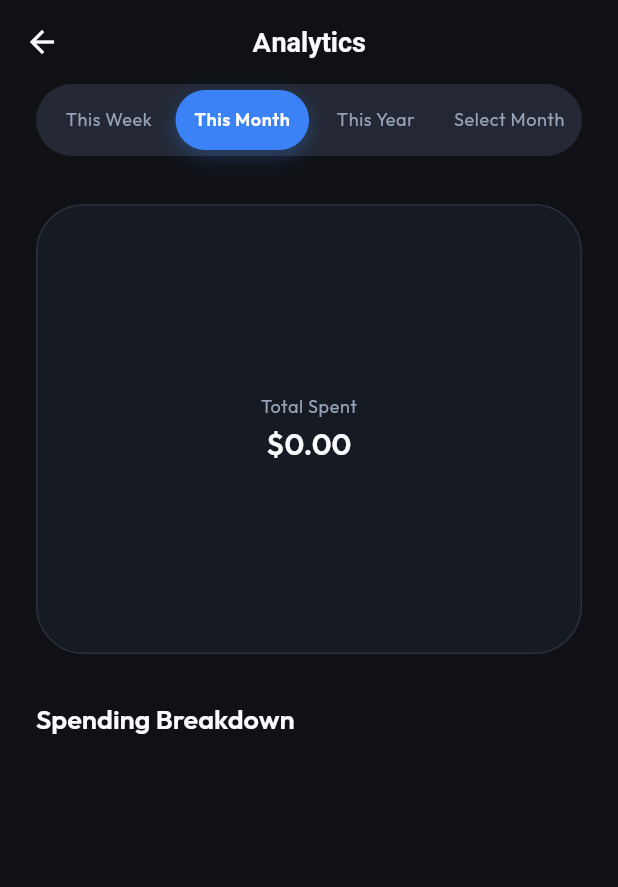
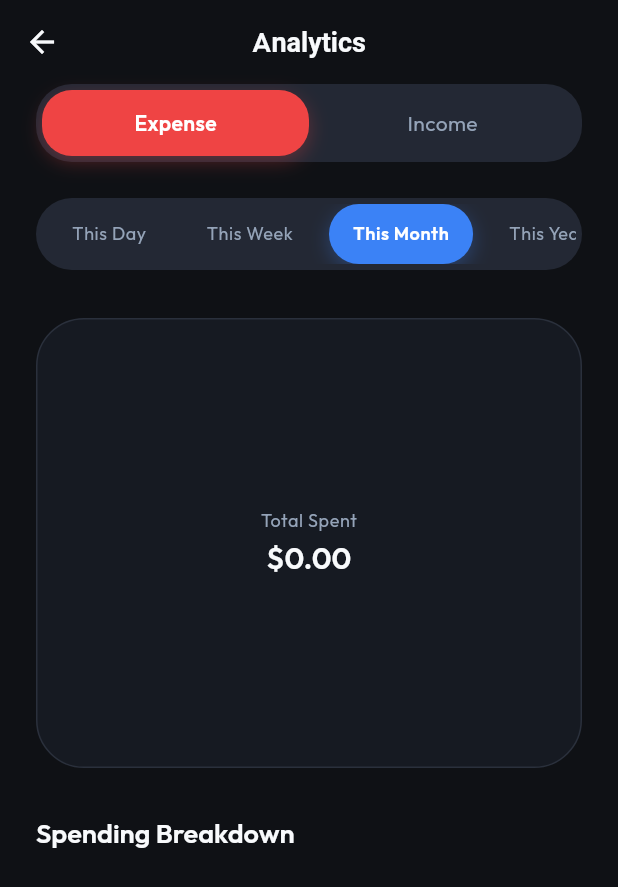
Before and after one commit to l0lll000l/money_manager, a Flutter app: the AnalyticsScreen screen opened directly, on a phone screen of 412 x 824 dp. Shown: the top 887 px of the screen. Run offline on Flutter 3.47's test engine with Material 3 defaults, Android fonts, the phone set to English and light mode, and no system bars; drawn by our look-alikes of fl_chart; our stand-ins replace get, get_storage, google_fonts, lucide_icons, shared_preferences; accounts and stored records are empty.

Commit message:
15 analytics income analysis added

```diff
--- a/lib/presentation/screens/analytics/analytics_controller.dart
+++ b/lib/presentation/screens/analytics/analytics_controller.dart
@@ -3,13 +3,20 @@ import '../../../core/services/database_service.dart';
 
 class AnalyticsController extends GetxController {
   final dbService = Get.find<DatabaseService>();
+  final transactionType = 'Expense'.obs;
   final currentPeriod = 'This Month'.obs;
 
-  final periods = ['This Week', 'This Month', 'This Year', 'Select Month'].obs;
+  final periods = [
+    'This Day',
+    'This Week',
+    'This Month',
+    'This Year',
+    'Select Month',
+  ].obs;
   DateTime? customMonthDate;
 
-  final expenseByCategory = <Map<String, dynamic>>[].obs;
-  final totalExpense = 0.0.obs;
+  final analyticsByCategory = <Map<String, dynamic>>[].obs;
+  final totalAmount = 0.0.obs;
 
   final List<String> _colors = [
     '#3B82F6', // Blue
@@ -30,8 +37,8 @@ class AnalyticsController extends GetxController {
 
   void setPeriod(String period) {
     currentPeriod.value = period;
-    if (period != periods[3]) {
-      periods[3] = 'Select Month';
+    if (period != periods[4]) {
+      periods[4] = 'Select Month';
       customMonthDate = null;
     }
     loadData();
@@ -41,7 +48,7 @@ class AnalyticsController extends GetxController {
     customMonthDate = date;
     // We import intl below if not already imported
     final monthStr = _formatMonth(date);
-    periods[3] = monthStr;
+    periods[4] = monthStr;
     currentPeriod.value = monthStr;
     loadData();
   }
@@ -70,9 +77,14 @@ class AnalyticsController extends GetxController {
 
     // Filter transactions by period
     final filteredTransactions = transactions.where((tx) {
-      if (tx.amount >= 0) return false; // Only expenses
+      if (transactionType.value == 'Expense' && tx.amount >= 0) return false;
+      if (transactionType.value == 'Income' && tx.amount < 0) return false;
 
-      if (currentPeriod.value == 'This Week') {
+      if (currentPeriod.value == 'This Day') {
+        return tx.date.year == now.year &&
+            tx.date.month == now.month &&
+            tx.date.day == now.day;
+      } else if (currentPeriod.value == 'This Week') {
         // Last 7 days including today
         final difference = now.difference(tx.date).inDays;
         return difference >= 0 && difference < 7;
@@ -87,7 +99,7 @@ class AnalyticsController extends GetxController {
       return false;
     }).toList();
 
-    // Calculate total expense
+    // Calculate total amount
     double total = 0.0;
     Map<String, double> categorySums = {};
 
@@ -101,11 +113,11 @@ class AnalyticsController extends GetxController {
       }
     }
 
-    totalExpense.value = total;
+    totalAmount.value = total;
 
     // Create the final list
     if (total == 0) {
-      expenseByCategory.clear();
+      analyticsByCategory.clear();
       return;
     }
 
@@ -127,6 +139,6 @@ class AnalyticsController extends GetxController {
       colorIndex++;
     }
 
-    expenseByCategory.assignAll(result);
+    analyticsByCategory.assignAll(result);
   }
 }
--- a/lib/presentation/screens/analytics/analytics_screen.dart
+++ b/lib/presentation/screens/analytics/analytics_screen.dart
@@ -22,18 +22,84 @@ class AnalyticsScreen extends StatelessWidget {
           child: Column(
             crossAxisAlignment: CrossAxisAlignment.start,
             children: [
+              _buildTypeToggle(controller, context),
+              const SizedBox(height: 24),
               _buildPeriodSelector(controller, context),
               const SizedBox(height: 32),
               _buildChartSection(controller, context, formatter),
               const SizedBox(height: 32),
-              Text(
-                'Spending Breakdown',
+              Obx(() => Text(
+                controller.transactionType.value == 'Expense'
+                    ? 'Spending Breakdown'
+                    : 'Income Breakdown',
                 style: Theme.of(context).textTheme.headlineMedium,
-              ),
+              )),
               const SizedBox(height: 16),
               _buildCategoryList(controller, context, formatter),
             ],
           ),
+        ),
+      ),
+    );
+  }
+
+  Widget _buildTypeToggle(
+    AnalyticsController controller,
+    BuildContext context,
+  ) {
+    return Container(
+      padding: const EdgeInsets.all(4),
+      decoration: BoxDecoration(
+        color: AppTheme.surfaceLight,
+        borderRadius: BorderRadius.circular(24),
+      ),
+      child: Obx(
+        () => Row(
+          children: ['Expense', 'Income'].map((type) {
+            final isSelected = controller.transactionType.value == type;
+            final isExpense = type == 'Expense';
+            return Expanded(
+              child: GestureDetector(
+                onTap: () {
+                  controller.transactionType.value = type;
+                  controller.loadData();
+                },
+                child: AnimatedContainer(
+                  duration: const Duration(milliseconds: 200),
+                  padding: const EdgeInsets.symmetric(vertical: 12),
+                  alignment: Alignment.center,
+                  decoration: BoxDecoration(
+                    color: isSelected
+                        ? (isExpense ? AppTheme.error : AppTheme.success)
+                        : Colors.transparent,
+                    borderRadius: BorderRadius.circular(20),
+                    boxShadow: isSelected
+                        ? [
+                            BoxShadow(
+                              color: (isExpense
+                                      ? AppTheme.error
+                                      : AppTheme.success)
+                                  .withValues(alpha: 0.3),
+                              blurRadius: 10,
+                              offset: const Offset(0, 4),
+                            ),
+                          ]
+                        : null,
+                  ),
+                  child: Text(
+                    type,
+                    style: Theme.of(context).textTheme.bodyMedium?.copyWith(
+                          color: isSelected
+                              ? Colors.white
+                              : AppTheme.textSecondary,
+                          fontWeight:
+                              isSelected ? FontWeight.w600 : FontWeight.normal,
+                        ),
+                  ),
+                ),
+              ),
+            );
+          }).toList(),
         ),
       ),
     );
@@ -49,14 +115,17 @@ class AnalyticsScreen extends StatelessWidget {
         color: AppTheme.surfaceLight,
         borderRadius: BorderRadius.circular(24),
       ),
+      child: SingleChildScrollView(
+        scrollDirection: Axis.horizontal,
         child: Obx(
           () => Row(
             children: controller.periods.map((period) {
               final isSelected = controller.currentPeriod.value == period;
-            return Expanded(
+              return Padding(
+                padding: const EdgeInsets.symmetric(horizontal: 4),
                 child: GestureDetector(
                   onTap: () {
-                  if (period == controller.periods[3]) {
+                    if (period == controller.periods[4]) {
                       _showMonthPicker(context, controller);
                     } else {
                       controller.setPeriod(period);
@@ -64,7 +133,7 @@ class AnalyticsScreen extends StatelessWidget {
                   },
                   child: AnimatedContainer(
                     duration: const Duration(milliseconds: 200),
-                  padding: const EdgeInsets.symmetric(vertical: 12),
+                    padding: const EdgeInsets.symmetric(vertical: 12, horizontal: 16),
                     alignment: Alignment.center,
                     decoration: BoxDecoration(
                       color: isSelected ? AppTheme.primary : Colors.transparent,
@@ -92,6 +161,7 @@ class AnalyticsScreen extends StatelessWidget {
                 ),
               );
             }).toList(),
+          ),
         ),
       ),
     );
@@ -186,7 +256,7 @@ class AnalyticsScreen extends StatelessWidget {
               PieChartData(
                 sectionsSpace: 4,
                 centerSpaceRadius: 80,
-                sections: controller.expenseByCategory.map((data) {
+                sections: controller.analyticsByCategory.map((data) {
                   return PieChartSectionData(
                     color: _getColorForHex(data['color'] as String),
                     value: (data['percentage'] as int).toDouble(),
@@ -200,11 +270,14 @@ class AnalyticsScreen extends StatelessWidget {
           Column(
             mainAxisSize: MainAxisSize.min,
             children: [
-              Text('Total Spent', style: Theme.of(context).textTheme.bodySmall),
+              Obx(() => Text(
+                controller.transactionType.value == 'Expense' ? 'Total Spent' : 'Total Income',
+                style: Theme.of(context).textTheme.bodySmall
+              )),
               const SizedBox(height: 4),
               Obx(
                 () => Text(
-                  formatter.format(controller.totalExpense.value),
+                  formatter.format(controller.totalAmount.value),
                   style: Theme.of(context).textTheme.headlineLarge,
                 ),
               ),
@@ -224,10 +297,10 @@ class AnalyticsScreen extends StatelessWidget {
       () => ListView.separated(
         shrinkWrap: true,
         physics: const NeverScrollableScrollPhysics(),
-        itemCount: controller.expenseByCategory.length,
+        itemCount: controller.analyticsByCategory.length,
         separatorBuilder: (context, index) => const SizedBox(height: 12),
         itemBuilder: (context, index) {
-          final data = controller.expenseByCategory[index];
+          final data = controller.analyticsByCategory[index];
           final color = _getColorForHex(data['color'] as String);
           final percentage = data['percentage'] as int;
 
```
Lines whose indentation alone changed are shown as unchanged.
